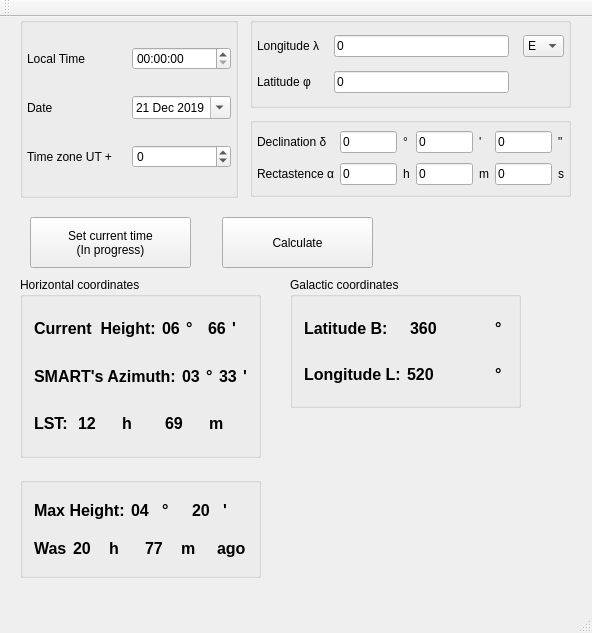
Before: the Qt Designer form GUI/mainwindow.ui in IamNotProgrammer/Star-height, drawn with Qt 5.
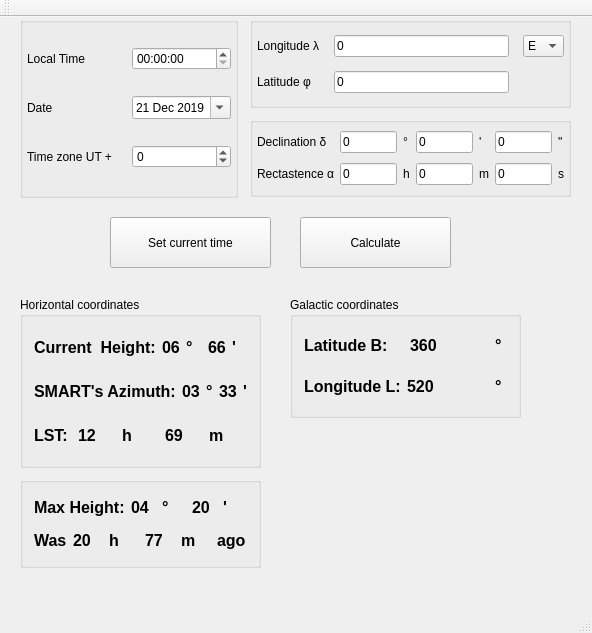
After: the same form once the commit is applied.

What changed in the file:
```diff
--- a/GUI/mainwindow.ui
+++ b/GUI/mainwindow.ui
@@ -352,7 +352,7 @@
    <widget class="QPushButton" name="pushButton">
     <property name="geometry">
      <rect>
-      <x>222</x>
+      <x>300</x>
       <y>200</y>
       <width>151</width>
       <height>51</height>
@@ -368,7 +368,7 @@
       <x>20</x>
       <y>460</y>
       <width>241</width>
-      <height>101</height>
+      <height>91</height>
      </rect>
     </property>
     <layout class="QVBoxLayout" name="verticalLayout">
@@ -540,9 +540,9 @@
     <property name="geometry">
      <rect>
       <x>20</x>
-      <y>260</y>
+      <y>280</y>
       <width>241</width>
-      <height>181</height>
+      <height>171</height>
      </rect>
     </property>
     <property name="title">
@@ -777,9 +777,9 @@
     <property name="geometry">
      <rect>
       <x>290</x>
-      <y>260</y>
+      <y>280</y>
       <width>231</width>
-      <height>131</height>
+      <height>121</height>
      </rect>
     </property>
     <property name="title">
@@ -901,15 +901,14 @@
    <widget class="QPushButton" name="pushButton_2">
     <property name="geometry">
      <rect>
-      <x>30</x>
+      <x>110</x>
       <y>200</y>
       <width>161</width>
       <height>51</height>
      </rect>
     </property>
     <property name="text">
-     <string>Set current time
-(In progress)</string>
+     <string>Set current time</string>
     </property>
    </widget>
   </widget>
```
Left out of the diff: 28 changed lines with no effect on the pictures.
